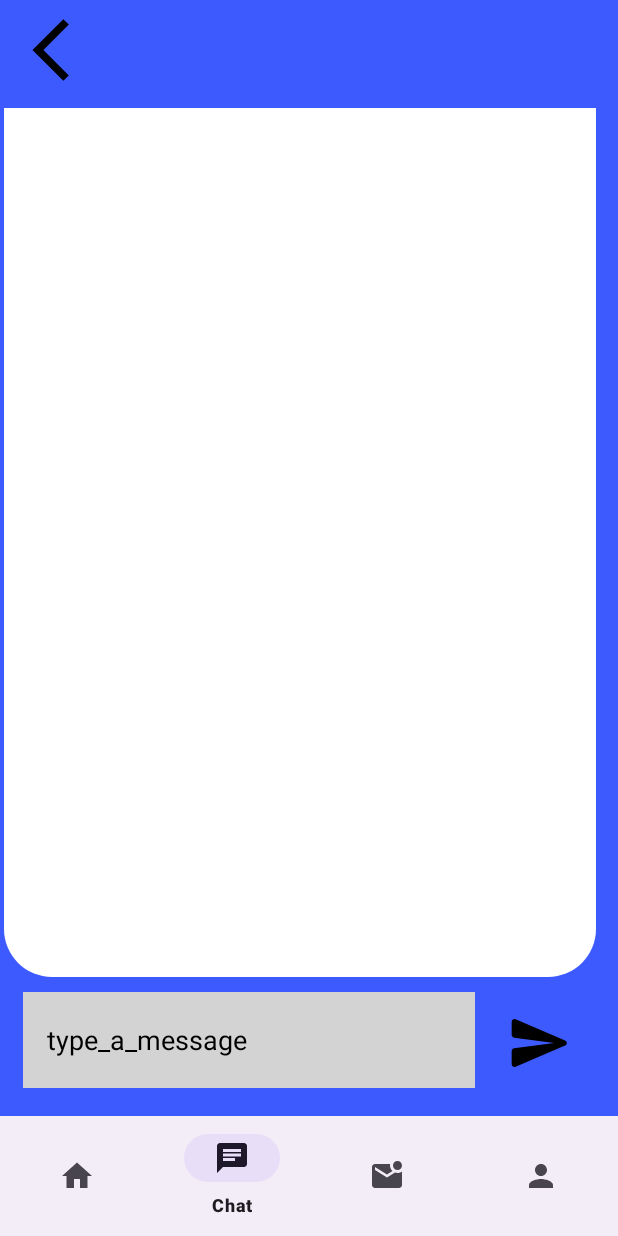
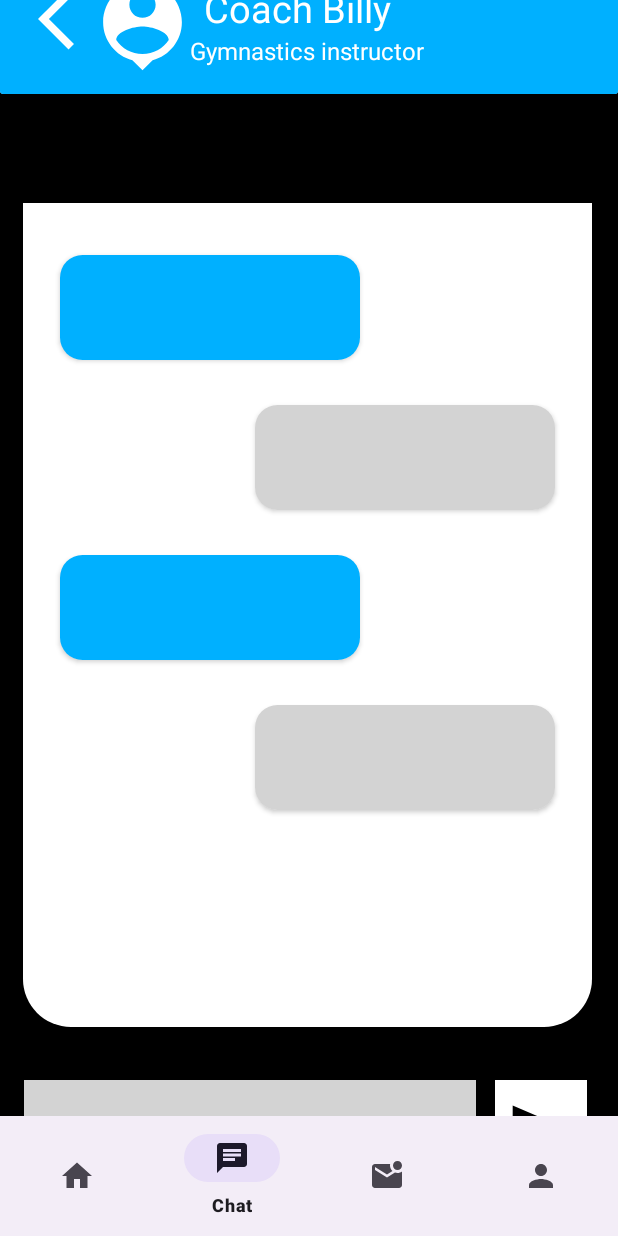
Before and after one commit to BradlyVinceGorgonio/EasyBook, an Android app: the screen it shows after launch once a user with an empty profile is signed in (HomeFragmentsActivity), item 2 of the bottom bar chosen, on a phone screen of 412 x 824 dp. Run offline under Robolectric (Android 15) with nearby library versions, the phone set to English and light mode, and no system bars; our stand-ins replace Firebase (no records; nobody signed in at launch, a user with empty details on screens opened directly).

Commit message:
Easy Booking

```diff
--- /dev/null
+++ b/app/src/main/res/drawable/baseline_arrow_back_ios_24.xml
@@ -0,0 +1,5 @@
+<vector android:autoMirrored="true" android:height="24dp"
+    android:tint="#FFFFFF" android:viewportHeight="24"
+    android:viewportWidth="24" android:width="24dp" xmlns:android="http://schemas.android.com/apk/res/android">
+    <path android:fillColor="@android:color/white" android:pathData="M11.67,3.87L9.9,2.1 0,12l9.9,9.9 1.77,-1.77L3.54,12z"/>
+</vector>
--- /dev/null
+++ b/app/src/main/res/drawable/baseline_person_pin_24.xml
@@ -0,0 +1,5 @@
+<vector android:height="40dp" android:tint="#FFFFFF"
+    android:viewportHeight="24" android:viewportWidth="24"
+    android:width="40dp" xmlns:android="http://schemas.android.com/apk/res/android">
+    <path android:fillColor="@android:color/white" android:pathData="M12,2c-4.97,0 -9,4.03 -9,9 0,4.17 2.84,7.67 6.69,8.69L12,22l2.31,-2.31C18.16,18.67 21,15.17 21,11c0,-4.97 -4.03,-9 -9,-9zM12,4c1.66,0 3,1.34 3,3s-1.34,3 -3,3 -3,-1.34 -3,-3 1.34,-3 3,-3zM12,18.3c-2.5,0 -4.71,-1.28 -6,-3.22 0.03,-1.99 4,-3.08 6,-3.08 1.99,0 5.97,1.09 6,3.08 -1.29,1.94 -3.5,3.22 -6,3.22z"/>
+</vector>
--- /dev/null
+++ b/app/src/main/res/drawable/baseline_send_24.xml
@@ -0,0 +1,5 @@
+<vector android:autoMirrored="true" android:height="24dp"
+    android:tint="#FFFFFF" android:viewportHeight="24"
+    android:viewportWidth="24" android:width="24dp" xmlns:android="http://schemas.android.com/apk/res/android">
+    <path android:fillColor="@android:color/white" android:pathData="M2.01,21L23,12 2.01,3 2,10l15,2 -15,2z"/>
+</vector>
--- a/app/src/main/res/layout/fragment_chat.xml
+++ b/app/src/main/res/layout/fragment_chat.xml
@@ -1,46 +1,44 @@
-<androidx.constraintlayout.widget.ConstraintLayout
-    xmlns:android="http://schemas.android.com/apk/res/android"
+<androidx.constraintlayout.widget.ConstraintLayout xmlns:android="http://schemas.android.com/apk/res/android"
     xmlns:app="http://schemas.android.com/apk/res-auto"
     xmlns:tools="http://schemas.android.com/tools"
     android:layout_width="match_parent"
     android:layout_height="match_parent"
     android:animateLayoutChanges="true"
-    android:background="#3D5AFE"
+    android:background="@color/black"
     tools:context=".ChatFragment">
 
     <FrameLayout
         android:id="@+id/layoutSend"
-        android:layout_width="400dp"
-        android:layout_height="721dp"
-        android:background="#3D5AFE"
-        android:layout_marginEnd="16dp"
+        android:layout_width="match_parent"
+        android:layout_height="match_parent"
         android:src="@drawable/background_chat_input"
         app:layout_constraintBottom_toBottomOf="parent"
         app:layout_constraintEnd_toEndOf="parent"
-        app:layout_constraintHorizontal_bias="0.454"
+        app:layout_constraintHorizontal_bias="0.0"
         app:layout_constraintStart_toStartOf="parent"
-        app:layout_constraintTop_toTopOf="parent">
+        app:layout_constraintTop_toTopOf="parent"
+        app:layout_constraintVertical_bias="0.0">
 
         <androidx.appcompat.widget.AppCompatImageView
             android:layout_width="61dp"
             android:layout_height="68dp"
             android:layout_marginLeft="330dp"
-            android:layout_marginTop="650dp"
-            android:background="#3D5AFE"
+            android:layout_marginTop="720dp"
+            android:background="@color/white"
             android:padding="8dp"
-            android:src="@drawable/round_send_24"
+            android:src="@drawable/baseline_send_24"
             app:tint="@color/black" />
 
         <EditText
             android:layout_width="301dp"
             android:layout_height="64dp"
             android:layout_marginStart="16dp"
-            android:layout_marginTop="650dp"
+            android:layout_marginTop="720dp"
             android:layout_marginEnd="8dp"
             android:layout_marginRight="16dp"
             android:layout_marginBottom="12dp"
             android:background="#D3D3D3"
-            android:hint="type_a_message"
+            android:hint="type a message"
             android:imeOptions="actionDone"
             android:importantForAutofill="no"
             android:inputType="text"
@@ -54,25 +52,110 @@
 
         <androidx.appcompat.widget.AppCompatImageView
             android:id="@+id/imageBack"
-            android:layout_width="405dp"
-            android:layout_height="590dp"
-            android:layout_marginLeft="-2dp"
-            android:layout_marginTop="55dp"
-            android:layout_marginRight="5dp"
-            android:background="#3D5AFE"
+            android:layout_width="390dp"
+            android:layout_height="560dp"
+            android:layout_marginLeft="10dp"
+            android:layout_marginTop="130dp"
+            android:background="@color/black"
             android:padding="5dp"
             android:src="@drawable/background_content_top"
-
             />
 
+
+        <androidx.cardview.widget.CardView
+            android:layout_width="200dp"
+            android:layout_height="70dp"
+            android:layout_marginTop="170dp"
+            android:layout_marginLeft="40dp"
+            app:cardCornerRadius="15dp">
+
+            <LinearLayout
+                android:layout_width="match_parent"
+                android:layout_height="match_parent"
+                android:background="#00B0FF">
+
+            </LinearLayout>
+
+
+        </androidx.cardview.widget.CardView>
+
+        <androidx.cardview.widget.CardView
+            android:layout_width="200dp"
+            android:layout_height="70dp"
+            android:layout_marginTop="270dp"
+            android:layout_marginLeft="170dp"
+            app:cardCornerRadius="15dp">
+
+            <LinearLayout
+                android:layout_width="match_parent"
+                android:layout_height="match_parent"
+                android:background="#D3D3D3">
+
+            </LinearLayout>
+
+
+        </androidx.cardview.widget.CardView>
+
+        <androidx.cardview.widget.CardView
+            android:layout_width="200dp"
+            android:layout_height="70dp"
+            android:layout_marginTop="370dp"
+            android:layout_marginLeft="40dp"
+            app:cardCornerRadius="15dp">
+
+            <LinearLayout
+                android:layout_width="match_parent"
+                android:layout_height="match_parent"
+                android:background="#00B0FF">
+
+            </LinearLayout>
+
+
+        </androidx.cardview.widget.CardView>
+
+        <androidx.cardview.widget.CardView
+            android:layout_width="200dp"
+            android:layout_height="70dp"
+            android:layout_marginTop="470dp"
+            android:layout_marginLeft="170dp"
+            app:cardCornerRadius="15dp">
+
+            <LinearLayout
+                android:layout_width="match_parent"
+                android:layout_height="match_parent"
+                android:background="#D3D3D3">
+
+            </LinearLayout>
+
+
+        </androidx.cardview.widget.CardView>
+
     </FrameLayout>
+
+    <androidx.cardview.widget.CardView
+        android:layout_width="match_parent"
+        android:layout_height="100dp"
+        android:layout_marginTop="-720dp"
+        app:layout_constraintBottom_toBottomOf="@+id/layoutSend"
+        app:layout_constraintEnd_toEndOf="parent"
+        app:layout_constraintStart_toStartOf="parent"
+        app:layout_constraintTop_toTopOf="@+id/layoutSend">
+
+        <LinearLayout
+            android:layout_width="match_parent"
+            android:layout_height="match_parent"
+            android:background="#00B0FF">
+
+
 
             <androidx.appcompat.widget.AppCompatImageView
                 android:id="@+id/imageBackBtn"
                 android:layout_width="60dp"
                 android:layout_height="60dp"
+                android:layout_marginLeft="20dp"
+                android:layout_marginTop="20dp"
                 android:padding="5dp"
-        android:src="@drawable/ic_back"
+                android:src="@drawable/baseline_arrow_back_ios_24"
                 app:layout_constraintBottom_toBottomOf="parent"
                 app:layout_constraintEnd_toEndOf="parent"
                 app:layout_constraintHorizontal_bias="0.012"
@@ -80,4 +163,41 @@
                 app:layout_constraintTop_toTopOf="parent"
                 app:layout_constraintVertical_bias="0.005" />
 
+
+            <androidx.appcompat.widget.AppCompatImageView
+                android:layout_width="70dp"
+                android:layout_height="70dp"
+                android:layout_marginLeft="-20dp"
+                android:layout_marginTop="20dp"
+                android:src="@drawable/baseline_person_pin_24">
+
+
+            </androidx.appcompat.widget.AppCompatImageView>
+
+
+            <TextView
+                android:layout_width="wrap_content"
+                android:layout_height="wrap_content"
+                android:text=" Coach Billy "
+                android:textSize="25dp"
+                android:layout_marginTop="25dp"
+                android:textColor="@color/white"
+                >
+            </TextView>
+            <TextView
+                android:layout_width="wrap_content"
+                android:layout_height="wrap_content"
+                android:textSize="16dp"
+                android:layout_marginLeft="-140dp"
+                android:layout_marginTop="50dp"
+                android:text="Gymnastics instructor"
+                android:textColor="@color/white">
+            </TextView>
+
+        </LinearLayout>
+    </androidx.cardview.widget.CardView>
+
+
+
+
 </androidx.constraintlayout.widget.ConstraintLayout>
```
Lines whose indentation alone changed are shown as unchanged.
